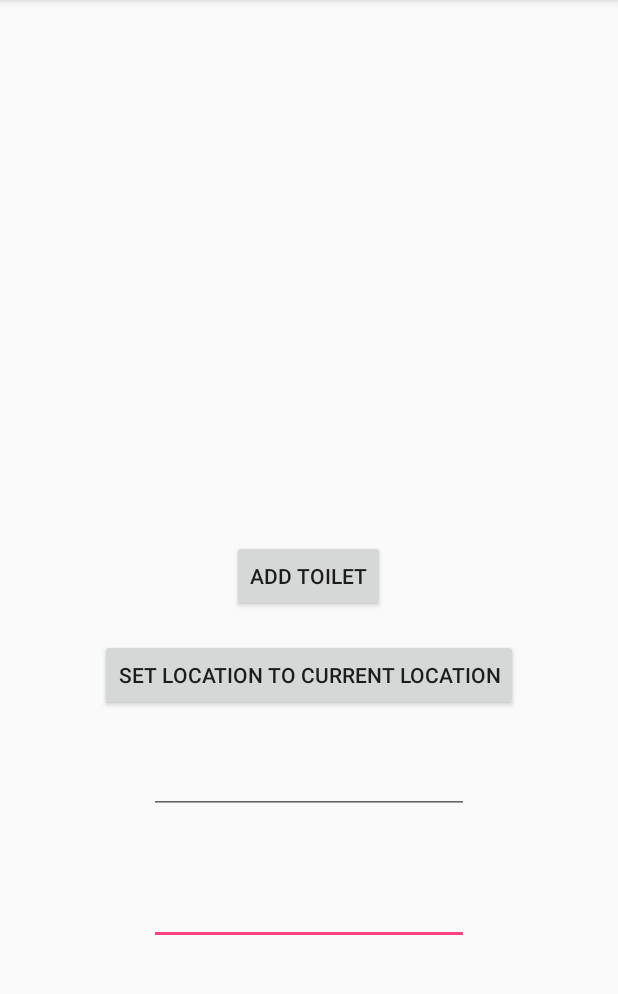
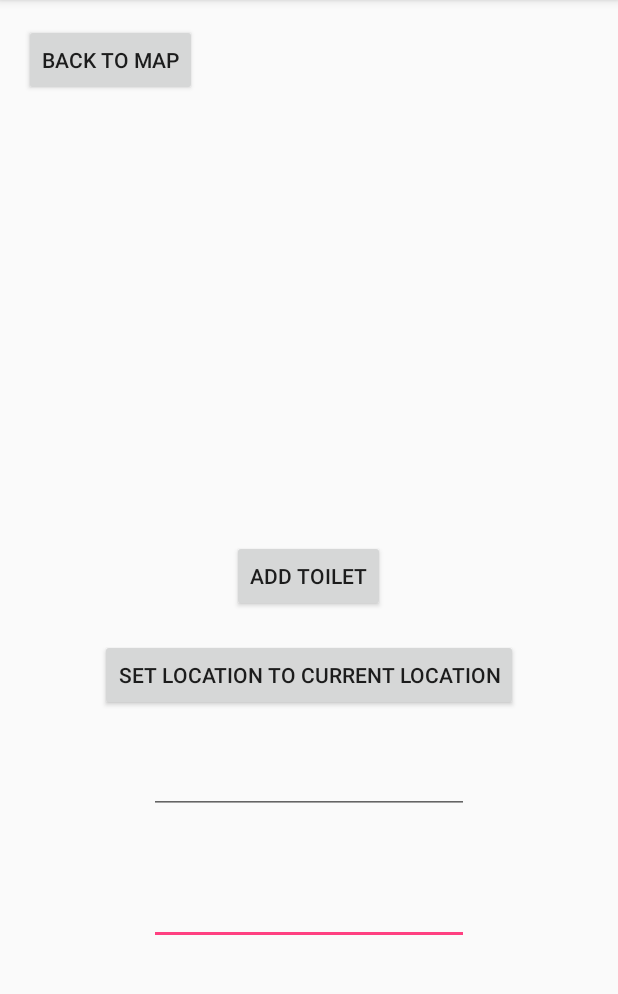
Before and after one commit to dsmolyak/ToiletLocator, an Android app: the NewToiletActivity screen opened directly, with no data from a screen before it, on a phone screen of 412 x 824 dp, the part 84-1078 px from its top. Run offline under Robolectric (Android 15) with nearby library versions, the phone set to English and light mode, and no system bars; our stand-ins replace Firebase (no records; nobody signed in at launch, a user with empty details on screens opened directly).

Commit message:
Added buttons to navigate between activities

```diff
--- a/app/src/main/java/com/example/dsmolyak/toiletlocator/NewToiletActivity.java
+++ b/app/src/main/java/com/example/dsmolyak/toiletlocator/NewToiletActivity.java
@@ -2,6 +2,7 @@ package com.example.dsmolyak.toiletlocator;
 
 import android.*;
 import android.Manifest;
+import android.content.Intent;
 import android.content.pm.PackageManager;
 import android.location.Location;
 import android.support.annotation.NonNull;
@@ -53,6 +54,14 @@ public class NewToiletActivity extends AppCompatActivity implements GoogleApiCli
                     .addApi(LocationServices.API)
                     .build();
         }
+
+        final Button button = (Button) findViewById(R.id.backToMap);
+        button.setOnClickListener(new View.OnClickListener() {
+            public void onClick(View v) {
+                Intent toilet = new Intent(button.getContext(), MapsActivity.class);
+                startActivity(toilet);
+            }
+        });
     }
 
     protected void onStart() {
--- a/app/src/main/res/layout/activity_new_toilet.xml
+++ b/app/src/main/res/layout/activity_new_toilet.xml
@@ -9,6 +9,13 @@
     android:paddingRight="@dimen/activity_horizontal_margin"
     android:paddingTop="@dimen/activity_vertical_margin"
     tools:context="com.example.dsmolyak.toiletlocator.NewToiletActivity">
+
+    <Button
+        android:text="Back to Map"
+        android:layout_width="wrap_content"
+        android:layout_height="wrap_content"
+        android:layout_alignParentLeft="true"
+        android:id="@+id/backToMap" />
 
     <Button
         android:text="Add Toilet"
```
Also changed, not shown: app/src/main/java/com/example/dsmolyak/toiletlocator/MapsActivity.java (+13 -0 lines), app/src/main/res/layout/activity_maps.xml (+26 -5 lines).
